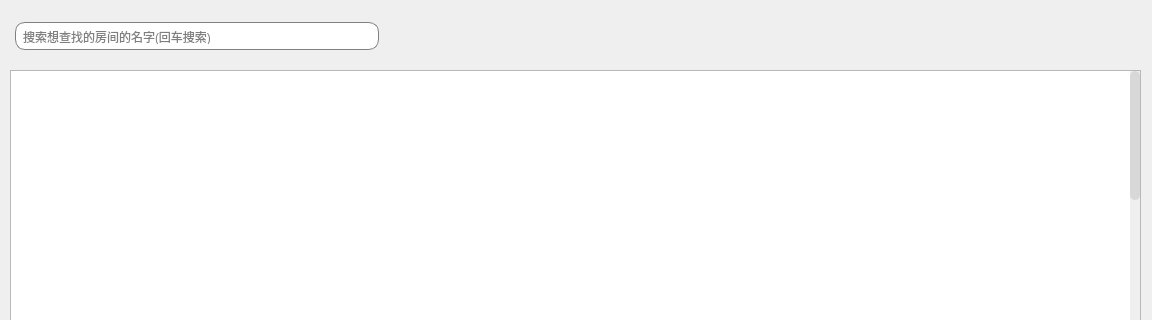
First picture: the form in visualizationSrc/qtUI/OnlineServer/onlineServer.ui, repository NWYLZW/A-Language-IDE, before the edit; both pictures show x 0 to 1152 and y 0 to 320 of the 1152 by 651 pixel window.
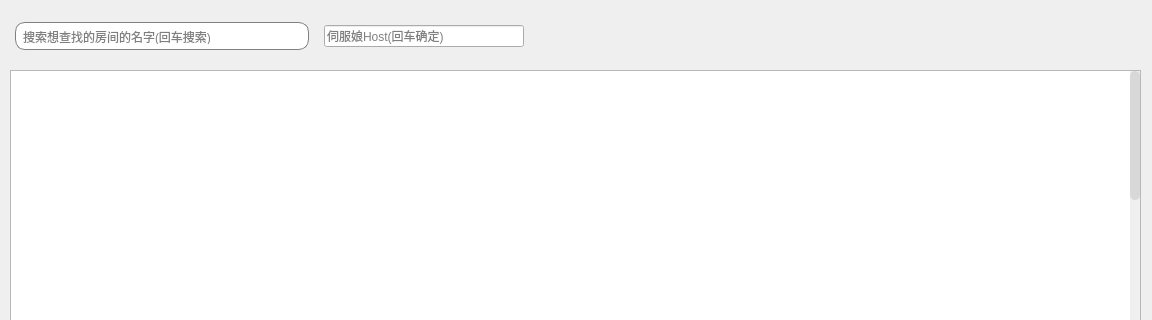
Second picture: the form after the edit. Icons and pictures are not drawn.

What changed in the file:
```diff
--- a/visualizationSrc/qtUI/OnlineServer/onlineServer.ui
+++ b/visualizationSrc/qtUI/OnlineServer/onlineServer.ui
@@ -125,7 +125,7 @@
      <height>52</height>
     </rect>
    </property>
-   <layout class="QHBoxLayout" name="Search" stretch="1,2">
+   <layout class="QHBoxLayout" name="Search" stretch="1,0,2">
     <property name="spacing">
      <number>10</number>
     </property>
@@ -144,6 +144,27 @@
       </property>
      </widget>
     </item>
+    <item>
+     <widget class="QLineEdit" name="serverHost_Input">
+      <property name="minimumSize">
+       <size>
+        <width>200</width>
+        <height>0</height>
+       </size>
+      </property>
+      <property name="styleSheet">
+       <string notr="true">#serverHost{
+	margin: 5px;
+	padding: 5px;
+	border: 1px solid gray;
+	border-radius: 10px;
+}</string>
+      </property>
+      <property name="placeholderText">
+       <string>伺服娘Host(回车确定)</string>
+      </property>
+     </widget>
+    </item>
     <item>
      <widget class="QWidget" name="horizontalWidget_7" native="true">
       <property name="styleSheet">
```
